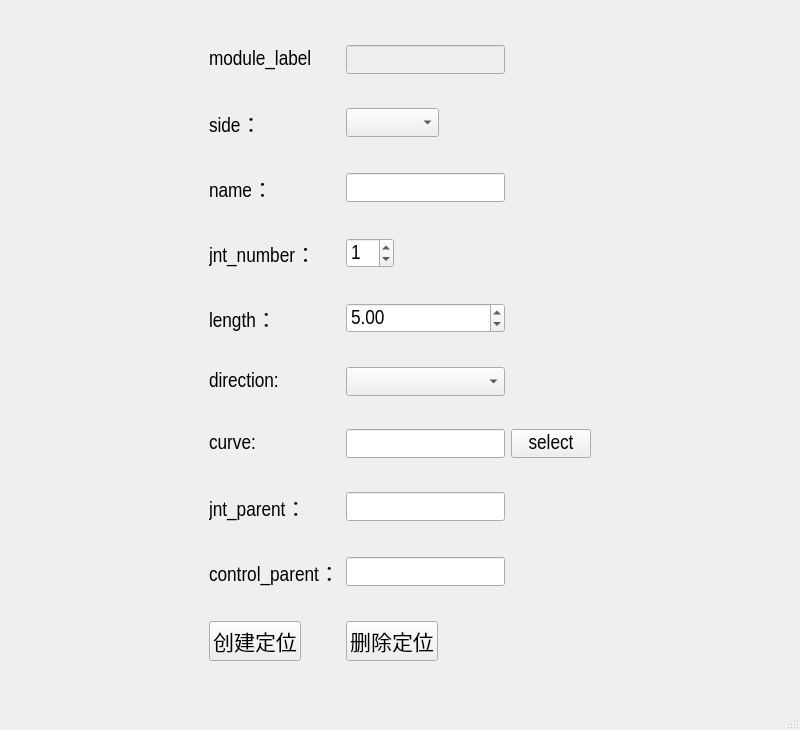
This is bind/ui/widget/chainEP_ui.ui in MuZiMuZi/muziToolset as Qt 5 draws it before an edit. The edited form follows.
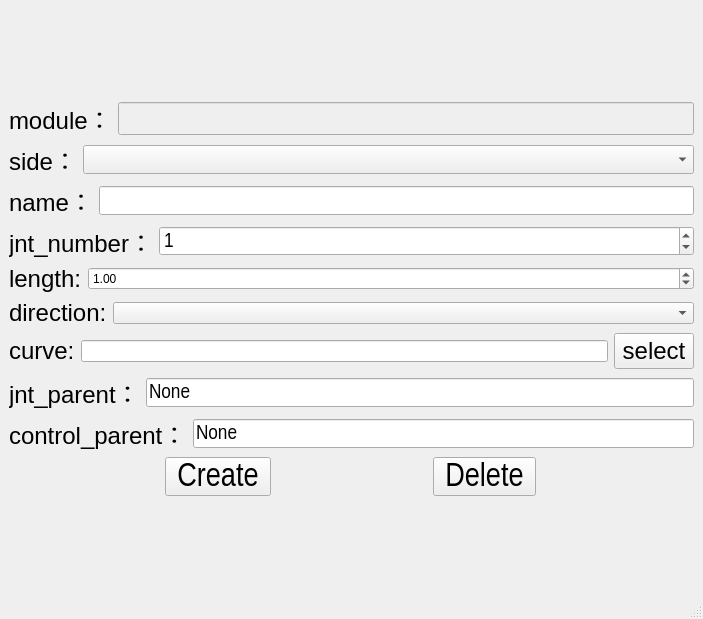
This is the edited form.

Commit message: 优化limb的界面设置和属性设置

Diff of the .ui file:
```diff
--- a/bind/ui/widget/chainEP_ui.ui
+++ b/bind/ui/widget/chainEP_ui.ui
@@ -6,55 +6,21 @@
    <rect>
     <x>0</x>
     <y>0</y>
-    <width>800</width>
-    <height>730</height>
+    <width>703</width>
+    <height>619</height>
    </rect>
   </property>
   <property name="windowTitle">
    <string>MainWindow</string>
   </property>
   <widget class="QWidget" name="centralwidget">
-   <layout class="QGridLayout" name="gridLayout">
-    <item row="0" column="0">
-     <layout class="QGridLayout" name="gridLayout_3">
-      <item row="0" column="0">
-       <widget class="QWidget" name="widget" native="true">
-        <property name="sizePolicy">
-         <sizepolicy hsizetype="Fixed" vsizetype="Preferred">
-          <horstretch>0</horstretch>
-          <verstretch>0</verstretch>
-         </sizepolicy>
-        </property>
-        <property name="font">
-         <font>
-          <family>Arial Narrow</family>
-          <pointsize>16</pointsize>
-         </font>
-        </property>
-        <layout class="QGridLayout" name="gridLayout_2">
-         <item row="5" column="0">
-          <widget class="QLabel" name="label_2">
-           <property name="text">
-            <string>direction:</string>
-           </property>
-          </widget>
-         </item>
-         <item row="6" column="2">
-          <widget class="QPushButton" name="select_btn">
-           <property name="text">
-            <string>select</string>
-           </property>
-          </widget>
-         </item>
-         <item row="4" column="0">
+   <layout class="QVBoxLayout" name="verticalLayout_2">
+    <item>
+     <layout class="QVBoxLayout" name="verticalLayout">
+      <item>
+       <layout class="QHBoxLayout" name="horizontalLayout">
+        <item>
           <widget class="QLabel" name="label">
-           <property name="text">
-            <string>length：</string>
-           </property>
-          </widget>
-         </item>
-         <item row="3" column="1">
-          <widget class="QSpinBox" name="jnt_number_sbox">
            <property name="sizePolicy">
             <sizepolicy hsizetype="Fixed" vsizetype="Fixed">
              <horstretch>0</horstretch>
@@ -63,51 +29,41 @@
            </property>
            <property name="font">
             <font>
-             <family>Arial Narrow</family>
-             <pointsize>16</pointsize>
-            </font>
-           </property>
-           <property name="value">
-            <number>1</number>
-           </property>
-          </widget>
-         </item>
-         <item row="7" column="1">
-          <widget class="QLineEdit" name="jnt_parent_edit">
-           <property name="sizePolicy">
-            <sizepolicy hsizetype="Fixed" vsizetype="Fixed">
-             <horstretch>0</horstretch>
-             <verstretch>0</verstretch>
-            </sizepolicy>
-           </property>
-           <property name="font">
-            <font>
-             <family>Arial Narrow</family>
-             <pointsize>16</pointsize>
-            </font>
-           </property>
-          </widget>
-         </item>
-         <item row="9" column="1">
-          <widget class="QPushButton" name="delete_btn">
-           <property name="sizePolicy">
-            <sizepolicy hsizetype="Fixed" vsizetype="Fixed">
-             <horstretch>0</horstretch>
-             <verstretch>0</verstretch>
-            </sizepolicy>
+            <pointsize>18</pointsize>
+            <kerning>true</kerning>
+           </font>
+          </property>
+          <property name="contextMenuPolicy">
+           <enum>Qt::PreventContextMenu</enum>
+          </property>
+          <property name="layoutDirection">
+           <enum>Qt::LeftToRight</enum>
+          </property>
+          <property name="text">
+           <string>module：</string>
+          </property>
+          <property name="alignment">
+           <set>Qt::AlignLeading|Qt::AlignLeft|Qt::AlignVCenter</set>
+          </property>
+         </widget>
+        </item>
+        <item>
+         <widget class="QLineEdit" name="module_edit">
+          <property name="enabled">
+           <bool>false</bool>
            </property>
            <property name="font">
             <font>
-             <family>Arial Narrow</family>
              <pointsize>16</pointsize>
             </font>
            </property>
-           <property name="text">
-            <string>删除定位</string>
-           </property>
-          </widget>
-         </item>
-         <item row="1" column="0">
+         </widget>
+        </item>
+       </layout>
+      </item>
+      <item>
+       <layout class="QHBoxLayout" name="horizontalLayout_2">
+        <item>
           <widget class="QLabel" name="side_label">
            <property name="sizePolicy">
             <sizepolicy hsizetype="Fixed" vsizetype="Fixed">
@@ -117,10 +73,10 @@
            </property>
            <property name="font">
             <font>
-             <family>Arial Narrow</family>
-             <pointsize>16</pointsize>
+            <pointsize>18</pointsize>
              <weight>50</weight>
              <bold>false</bold>
+            <kerning>true</kerning>
             </font>
            </property>
            <property name="focusPolicy">
@@ -140,10 +96,10 @@
            </property>
           </widget>
          </item>
-         <item row="8" column="0">
-          <widget class="QLabel" name="label_7">
+        <item>
+         <widget class="QComboBox" name="side_cbox">
            <property name="sizePolicy">
-            <sizepolicy hsizetype="Fixed" vsizetype="Preferred">
+           <sizepolicy hsizetype="Preferred" vsizetype="Fixed">
              <horstretch>0</horstretch>
              <verstretch>0</verstretch>
             </sizepolicy>
@@ -156,64 +112,41 @@
              <bold>false</bold>
             </font>
            </property>
-           <property name="text">
-            <string>control_parent：</string>
-           </property>
-          </widget>
-         </item>
-         <item row="6" column="1">
-          <widget class="QLineEdit" name="curve_edit"/>
-         </item>
-         <item row="2" column="0">
+         </widget>
+        </item>
+       </layout>
+      </item>
+      <item>
+       <layout class="QHBoxLayout" name="horizontalLayout_3">
+        <item>
           <widget class="QLabel" name="label_4">
            <property name="sizePolicy">
-            <sizepolicy hsizetype="Fixed" vsizetype="Preferred">
+           <sizepolicy hsizetype="Fixed" vsizetype="Fixed">
              <horstretch>0</horstretch>
              <verstretch>0</verstretch>
             </sizepolicy>
            </property>
            <property name="font">
             <font>
-             <family>Arial Narrow</family>
-             <pointsize>16</pointsize>
+            <pointsize>18</pointsize>
              <weight>50</weight>
              <bold>false</bold>
-            </font>
-           </property>
+            <kerning>true</kerning>
+           </font>
+          </property>
+          <property name="layoutDirection">
+           <enum>Qt::LeftToRight</enum>
+          </property>
            <property name="text">
             <string>name：</string>
            </property>
-          </widget>
-         </item>
-         <item row="7" column="0">
-          <widget class="QLabel" name="label_6">
-           <property name="sizePolicy">
-            <sizepolicy hsizetype="Fixed" vsizetype="Preferred">
-             <horstretch>0</horstretch>
-             <verstretch>0</verstretch>
-            </sizepolicy>
-           </property>
-           <property name="font">
-            <font>
-             <family>Arial Narrow</family>
-             <pointsize>16</pointsize>
-             <weight>50</weight>
-             <bold>false</bold>
-            </font>
-           </property>
-           <property name="text">
-            <string>jnt_parent：</string>
-           </property>
-          </widget>
-         </item>
-         <item row="2" column="1">
+          <property name="alignment">
+           <set>Qt::AlignLeading|Qt::AlignLeft|Qt::AlignVCenter</set>
+          </property>
+         </widget>
+        </item>
+        <item>
           <widget class="QLineEdit" name="name_edit">
-           <property name="sizePolicy">
-            <sizepolicy hsizetype="Fixed" vsizetype="Fixed">
-             <horstretch>0</horstretch>
-             <verstretch>0</verstretch>
-            </sizepolicy>
-           </property>
            <property name="font">
             <font>
              <family>Arial Narrow</family>
@@ -222,83 +155,179 @@
            </property>
           </widget>
          </item>
-         <item row="8" column="1">
-          <widget class="QLineEdit" name="control_parent_edit">
-           <property name="sizePolicy">
-            <sizepolicy hsizetype="Fixed" vsizetype="Fixed">
-             <horstretch>0</horstretch>
-             <verstretch>0</verstretch>
-            </sizepolicy>
-           </property>
-           <property name="font">
-            <font>
-             <family>Arial Narrow</family>
-             <pointsize>16</pointsize>
-            </font>
-           </property>
-          </widget>
-         </item>
-         <item row="5" column="1">
-          <widget class="QComboBox" name="direction_cbox"/>
-         </item>
-         <item row="4" column="1">
-          <widget class="QDoubleSpinBox" name="length_sbox">
-           <property name="decimals">
-            <number>2</number>
-           </property>
-           <property name="value">
-            <double>5.000000000000000</double>
-           </property>
-          </widget>
-         </item>
-         <item row="1" column="1">
-          <widget class="QComboBox" name="side_cbox">
-           <property name="sizePolicy">
-            <sizepolicy hsizetype="Fixed" vsizetype="Fixed">
-             <horstretch>0</horstretch>
-             <verstretch>0</verstretch>
-            </sizepolicy>
-           </property>
-           <property name="font">
-            <font>
-             <family>Arial Narrow</family>
-             <pointsize>16</pointsize>
-             <weight>50</weight>
-             <bold>false</bold>
-            </font>
-           </property>
-          </widget>
-         </item>
-         <item row="3" column="0">
+       </layout>
+      </item>
+      <item>
+       <layout class="QHBoxLayout" name="horizontalLayout_4">
+        <item>
           <widget class="QLabel" name="label_5">
            <property name="sizePolicy">
-            <sizepolicy hsizetype="Fixed" vsizetype="Preferred">
+           <sizepolicy hsizetype="Fixed" vsizetype="Fixed">
              <horstretch>0</horstretch>
              <verstretch>0</verstretch>
             </sizepolicy>
            </property>
            <property name="font">
             <font>
-             <family>Arial Narrow</family>
-             <pointsize>16</pointsize>
+            <pointsize>18</pointsize>
              <weight>50</weight>
              <bold>false</bold>
-            </font>
-           </property>
+            <kerning>true</kerning>
+           </font>
+          </property>
+          <property name="layoutDirection">
+           <enum>Qt::LeftToRight</enum>
+          </property>
            <property name="text">
             <string>jnt_number：</string>
            </property>
-          </widget>
-         </item>
-         <item row="6" column="0">
-          <widget class="QLabel" name="label_3">
+          <property name="alignment">
+           <set>Qt::AlignLeading|Qt::AlignLeft|Qt::AlignVCenter</set>
+          </property>
+         </widget>
+        </item>
+        <item>
+         <widget class="QSpinBox" name="jnt_number_sbox">
+          <property name="font">
+           <font>
+            <family>Arial Narrow</family>
+            <pointsize>16</pointsize>
+           </font>
+          </property>
+          <property name="value">
+           <number>1</number>
+          </property>
+         </widget>
+        </item>
+       </layout>
+      </item>
+      <item>
+       <layout class="QHBoxLayout" name="horizontalLayout_9">
+        <item>
+         <widget class="QLabel" name="length_label">
+          <property name="sizePolicy">
+           <sizepolicy hsizetype="Fixed" vsizetype="Fixed">
+            <horstretch>0</horstretch>
+            <verstretch>0</verstretch>
+           </sizepolicy>
+          </property>
+          <property name="font">
+           <font>
+            <pointsize>18</pointsize>
+           </font>
+          </property>
+          <property name="text">
+           <string>length:</string>
+          </property>
+         </widget>
+        </item>
+        <item>
+         <widget class="QDoubleSpinBox" name="length_sbox">
+          <property name="value">
+           <double>1.000000000000000</double>
+          </property>
+         </widget>
+        </item>
+       </layout>
+      </item>
+      <item>
+       <layout class="QHBoxLayout" name="horizontalLayout_10">
+        <item>
+         <widget class="QLabel" name="direction_label">
+          <property name="sizePolicy">
+           <sizepolicy hsizetype="Fixed" vsizetype="Fixed">
+            <horstretch>0</horstretch>
+            <verstretch>0</verstretch>
+           </sizepolicy>
+          </property>
+          <property name="font">
+           <font>
+            <pointsize>18</pointsize>
+           </font>
+          </property>
+          <property name="text">
+           <string>direction:</string>
+          </property>
+         </widget>
+        </item>
+        <item>
+         <widget class="QComboBox" name="direction_cbox"/>
+        </item>
+       </layout>
+      </item>
+      <item>
+       <layout class="QHBoxLayout" name="horizontalLayout_8">
+        <item>
+         <widget class="QLabel" name="curce_label">
+          <property name="font">
+           <font>
+            <pointsize>18</pointsize>
+           </font>
+          </property>
            <property name="text">
             <string>curve:</string>
            </property>
           </widget>
          </item>
-         <item row="9" column="0">
-          <widget class="QPushButton" name="create_btn">
+        <item>
+         <widget class="QLineEdit" name="curce_Edit"/>
+        </item>
+        <item>
+         <widget class="QPushButton" name="curce_btn">
+          <property name="font">
+           <font>
+            <pointsize>18</pointsize>
+           </font>
+          </property>
+          <property name="text">
+           <string>select</string>
+          </property>
+         </widget>
+        </item>
+       </layout>
+      </item>
+      <item>
+       <layout class="QHBoxLayout" name="horizontalLayout_5">
+        <item>
+         <widget class="QLabel" name="label_6">
+          <property name="font">
+           <font>
+            <pointsize>18</pointsize>
+            <weight>50</weight>
+            <bold>false</bold>
+            <kerning>true</kerning>
+           </font>
+          </property>
+          <property name="layoutDirection">
+           <enum>Qt::LeftToRight</enum>
+          </property>
+          <property name="text">
+           <string>jnt_parent：</string>
+          </property>
+          <property name="alignment">
+           <set>Qt::AlignLeading|Qt::AlignLeft|Qt::AlignVCenter</set>
+          </property>
+         </widget>
+        </item>
+        <item>
+         <widget class="QLineEdit" name="jnt_parent_edit">
+          <property name="font">
+           <font>
+            <family>Arial Narrow</family>
+            <pointsize>16</pointsize>
+           </font>
+          </property>
+          <property name="text">
+           <string>None</string>
+          </property>
+         </widget>
+        </item>
+       </layout>
+      </item>
+      <item>
+       <layout class="QHBoxLayout" name="horizontalLayout_6">
+        <item>
+         <widget class="QLabel" name="label_7">
            <property name="sizePolicy">
             <sizepolicy hsizetype="Fixed" vsizetype="Fixed">
              <horstretch>0</horstretch>
@@ -307,35 +336,108 @@
            </property>
            <property name="font">
             <font>
+            <pointsize>18</pointsize>
+            <weight>50</weight>
+            <bold>false</bold>
+            <kerning>true</kerning>
+           </font>
+          </property>
+          <property name="layoutDirection">
+           <enum>Qt::LeftToRight</enum>
+          </property>
+          <property name="text">
+           <string>control_parent：</string>
+          </property>
+          <property name="alignment">
+           <set>Qt::AlignLeading|Qt::AlignLeft|Qt::AlignVCenter</set>
+          </property>
+         </widget>
+        </item>
+        <item>
+         <widget class="QLineEdit" name="control_parent_edit">
+          <property name="font">
+           <font>
              <family>Arial Narrow</family>
              <pointsize>16</pointsize>
             </font>
            </property>
            <property name="text">
-            <string>创建定位</string>
+           <string>None</string>
            </property>
           </widget>
          </item>
-         <item row="0" column="0">
-          <widget class="QLabel" name="label_8">
+       </layout>
+      </item>
+      <item>
+       <layout class="QHBoxLayout" name="horizontalLayout_7">
+        <item>
+         <widget class="QToolButton" name="create_btn">
+          <property name="enabled">
+           <bool>true</bool>
+          </property>
+          <property name="font">
+           <font>
+            <family>Arial Narrow</family>
+            <pointsize>25</pointsize>
+           </font>
+          </property>
            <property name="text">
-            <string>module_label</string>
-           </property>
-          </widget>
-         </item>
-         <item row="0" column="1">
-          <widget class="QLineEdit" name="module_edit">
+           <string>Create</string>
+          </property>
+          <property name="iconSize">
+           <size>
+            <width>40</width>
+            <height>40</height>
+           </size>
+          </property>
+         </widget>
+        </item>
+        <item>
+         <widget class="QToolButton" name="delete_btn">
            <property name="enabled">
+           <bool>true</bool>
+          </property>
+          <property name="sizePolicy">
+           <sizepolicy hsizetype="Fixed" vsizetype="Fixed">
+            <horstretch>0</horstretch>
+            <verstretch>0</verstretch>
+           </sizepolicy>
+          </property>
+          <property name="font">
+           <font>
+            <family>Arial Narrow</family>
+            <pointsize>25</pointsize>
+           </font>
+          </property>
+          <property name="text">
+           <string>Delete</string>
+          </property>
+          <property name="iconSize">
+           <size>
+            <width>40</width>
+            <height>40</height>
+           </size>
+          </property>
+          <property name="checked">
             <bool>false</bool>
            </property>
           </widget>
          </item>
         </layout>
-       </widget>
-      </item>
-     </layout>
-    </item>
-   </layout>
+      </item>
+     </layout>
+    </item>
+   </layout>
+  </widget>
+  <widget class="QMenuBar" name="menubar">
+   <property name="geometry">
+    <rect>
+     <x>0</x>
+     <y>0</y>
+     <width>703</width>
+     <height>23</height>
+    </rect>
+   </property>
   </widget>
   <widget class="QStatusBar" name="statusbar"/>
  </widget>
```
Lines whose indentation alone changed are shown as unchanged. The commit also changes 5 other files.
